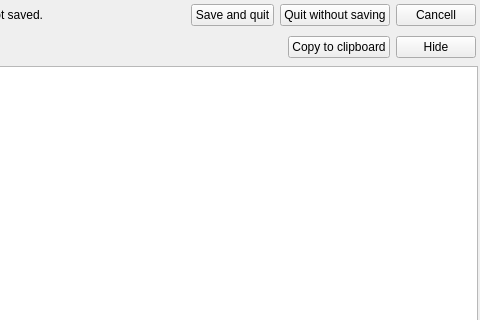
This is tabwidget.ui in pa-0/Q-Snippet-Manager as Qt 5 draws it before an edit; both pictures show x 107 to 587 and y 0 to 320 of the 587 by 547 pixel window. The edited form follows.
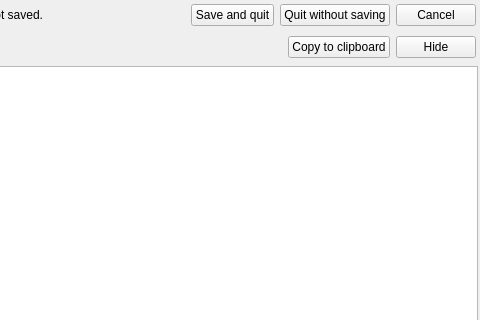
This is the edited form. Custom widgets are drawn as their Qt base class.

Patch:
```diff
--- a/tabwidget.ui
+++ b/tabwidget.ui
@@ -63,7 +63,7 @@
       <item>
        <widget class="QPushButton" name="pushButton_2">
         <property name="text">
-         <string>Cancell</string>
+         <string>Cancel</string>
         </property>
        </widget>
       </item>
```
